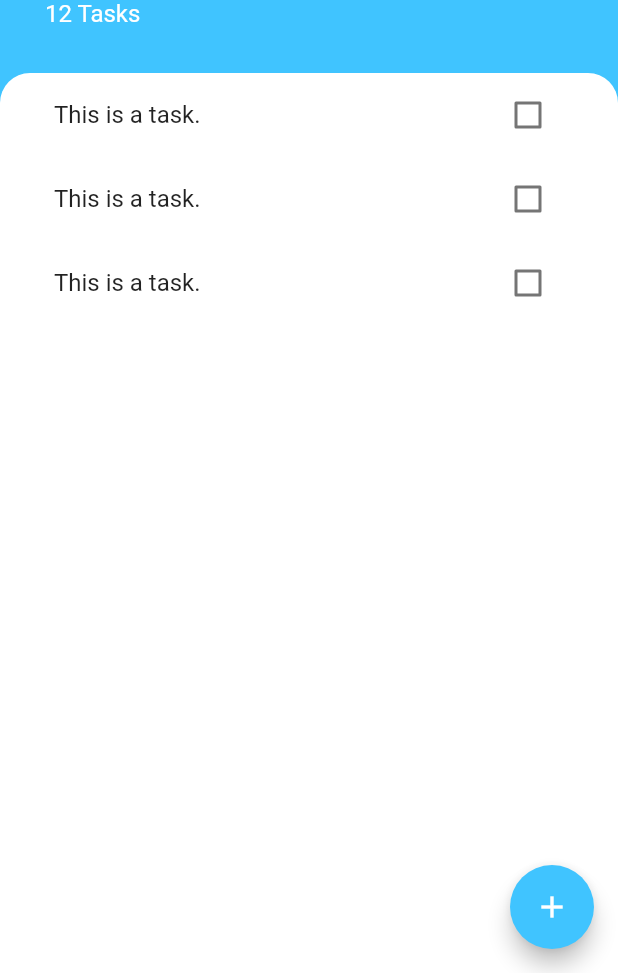
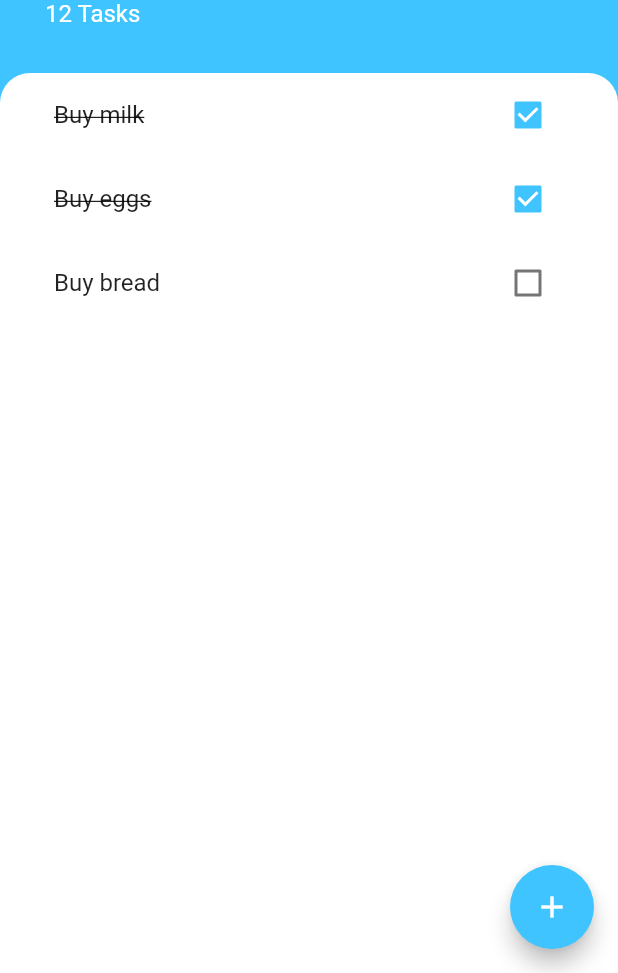
Before and after one commit to ffranzim/todoey, a Flutter app: the screen it shows after launch, on a phone screen of 412 x 824 dp, the part 263-1236 px from its top. Run offline on Flutter 3.47's test engine with Material 2 defaults, Android fonts, the phone set to English and light mode, and no system bars.

Commit message:
Secao 16 - Aula 215 - ListView Builder

```diff
--- /dev/null
+++ b/lib/models/task.dart
@@ -0,0 +1,12 @@
+import 'package:flutter/cupertino.dart';
+
+class Task {
+  final String name;
+  bool isDone;
+
+  Task({@required this.name, this.isDone = false});
+
+  void toogleDone() {
+    this.isDone = !this.isDone;
+  }
+}
--- a/lib/screen/task_list.dart
+++ b/lib/screen/task_list.dart
@@ -1,15 +1,32 @@
 import 'package:flutter/material.dart';
+import 'package:todoey_flutter/models/task.dart';
 import 'package:todoey_flutter/widgets/task_tile.dart';
 
-class TaskList extends StatelessWidget {
+class TaskList extends StatefulWidget {
+  @override
+  _TaskListState createState() => _TaskListState();
+}
+
+class _TaskListState extends State<TaskList> {
+  List<Task> tasks = [
+    Task(name: 'Buy milk', isDone: true),
+    Task(name: 'Buy eggs', isDone: true),
+    Task(name: 'Buy bread', isDone: false),
+  ];
+
   @override
   Widget build(BuildContext context) {
-    return ListView(
-      children: [
-        TaskTile(),
-        TaskTile(),
-        TaskTile(),
-      ],
-    );
+    return ListView.builder(
+        itemCount: tasks.length,
+        itemBuilder: (context, index) {
+          return TaskTile(
+              taskTitle: tasks[index].name,
+              isChecked: tasks[index].isDone,
+              checkboxCallback: (bool checkboxState) {
+                setState(() {
+                  tasks[index].toogleDone();
+                });
+              });
+        });
   }
 }
--- a/lib/widgets/task_tile.dart
+++ b/lib/widgets/task_tile.dart
@@ -1,44 +1,24 @@
 import 'package:flutter/material.dart';
 
-class TaskTile extends StatefulWidget {
-  @override
-  _TaskTileState createState() => _TaskTileState();
-}
+class TaskTile extends StatelessWidget {
+  final bool isChecked;
+  final String taskTitle;
+  final Function checkboxCallback;
 
-class _TaskTileState extends State<TaskTile> {
-  bool isChecked = false;
+  TaskTile({this.taskTitle, this.isChecked = false, this.checkboxCallback});
 
   @override
   Widget build(BuildContext context) {
     return ListTile(
-      title: Text(
-        'This is a task.',
-        style: TextStyle(
-            decoration: isChecked ? TextDecoration.lineThrough : null),
-      ),
-      trailing: TaskCheckbox(
-          isChecked: this.isChecked,
-          toogleCheckboxState: (bool newValue) {
-            setState(() {
-              this.isChecked = newValue;
-            });
-          }),
-    );
+        title: Text(
+          this.taskTitle,
+          style: TextStyle(
+              decoration: isChecked ? TextDecoration.lineThrough : null),
+        ),
+        trailing: Checkbox(
+          activeColor: Colors.lightBlueAccent,
+          value: this.isChecked,
+          onChanged: checkboxCallback,
+        ));
   }
 }
-
-class TaskCheckbox extends StatelessWidget {
-  final bool isChecked;
-  final Function toogleCheckboxState;
-
-  TaskCheckbox({this.toogleCheckboxState, this.isChecked});
-
-  @override
-  Widget build(BuildContext context) {
-    return Checkbox(
-      activeColor: Colors.lightBlueAccent,
-      value: this.isChecked,
-      onChanged: toogleCheckboxState,
-    );
-  }
-}
```
